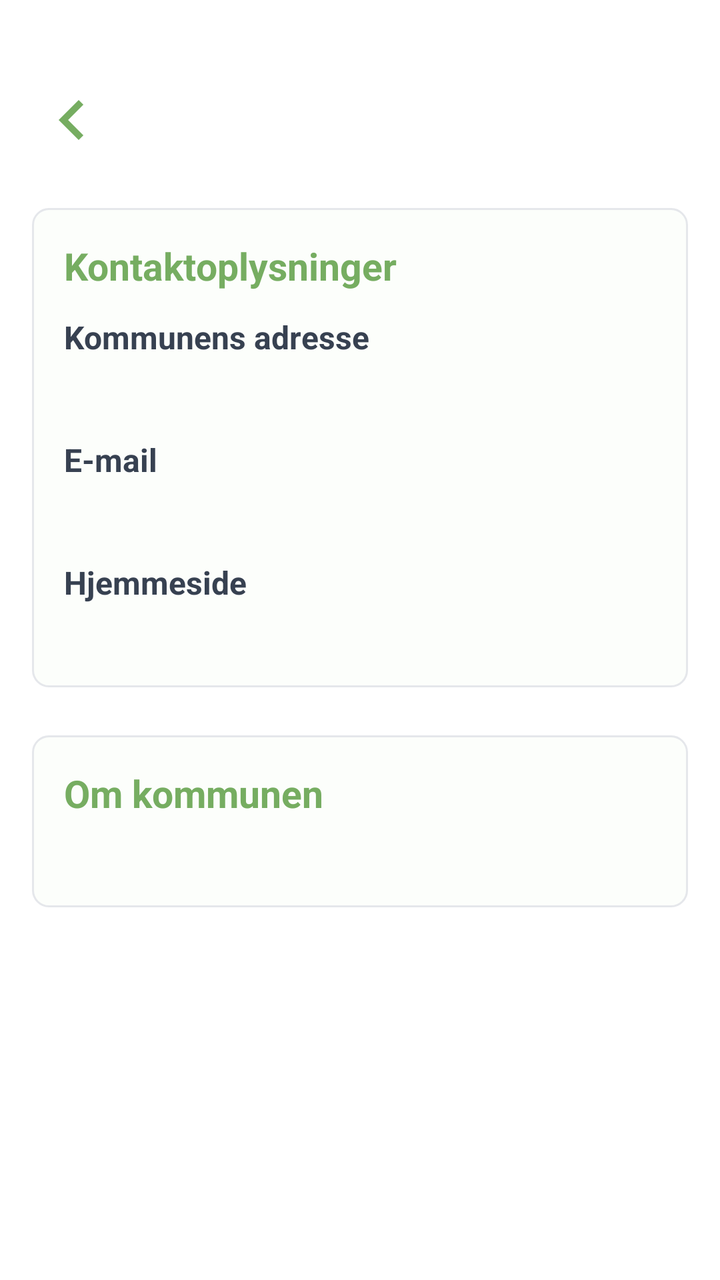
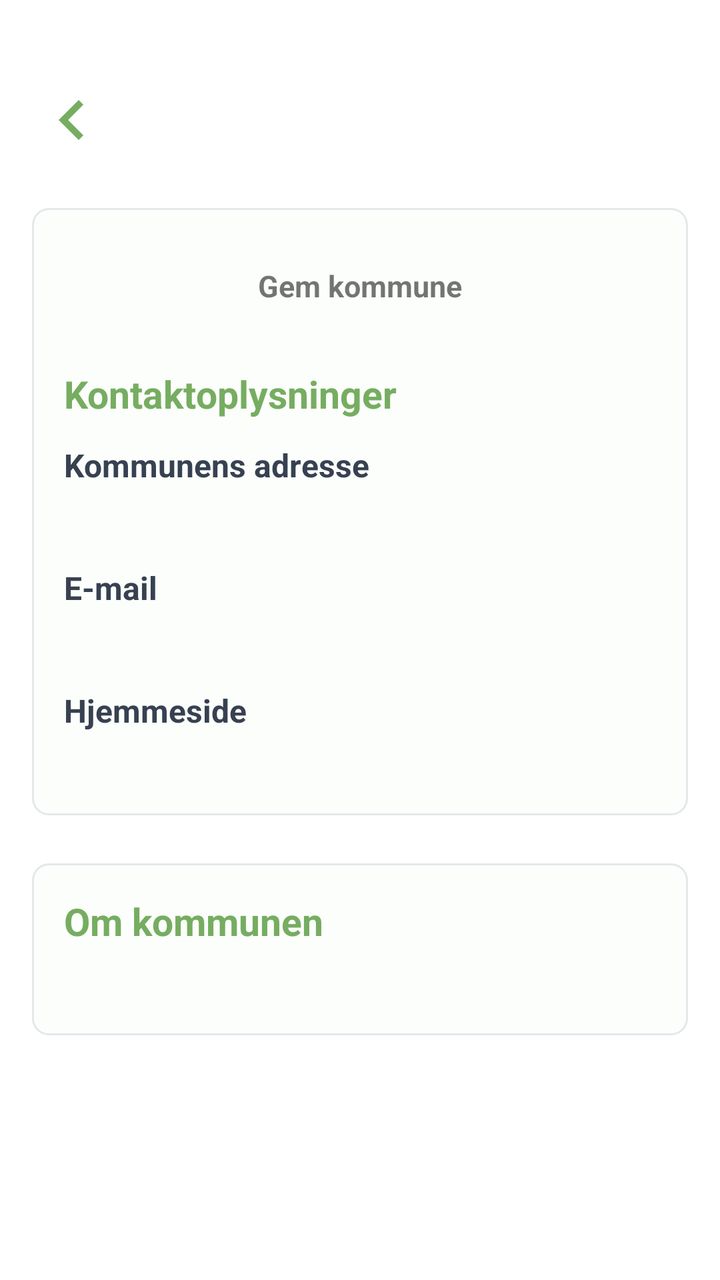

Two renders of the same Android screen: before a commit and after it. Below are the layout's source before the change and the commit's diff.
<!-- AndroidManifest.xml: application theme Theme.MitAffaldV4 -->
<!-- res/layout/fragment_municipality_details.xml -->
<?xml version="1.0" encoding="utf-8"?>
<androidx.core.widget.NestedScrollView xmlns:android="http://schemas.android.com/apk/res/android"
    xmlns:app="http://schemas.android.com/apk/res-auto"
    android:layout_width="match_parent"
    android:layout_height="match_parent"
    android:background="@color/page_background"
    android:paddingStart="16dp"
    android:paddingTop="40dp"
    android:paddingEnd="16dp"
    android:paddingBottom="20dp">

    <androidx.constraintlayout.widget.ConstraintLayout
        android:layout_width="match_parent"
        android:layout_height="wrap_content">

        <ImageButton
            android:id="@+id/municipalityBackButton"
            android:layout_width="wrap_content"
            android:layout_height="wrap_content"
            android:background="?android:attr/selectableItemBackground"
            android:src="@drawable/arrow_left"
            app:layout_constraintStart_toStartOf="parent"
            app:layout_constraintTop_toTopOf="parent"
            app:tint="@color/green_light" />

        <TextView
            android:id="@+id/municipalityDetailName"
            android:layout_width="0dp"
            android:layout_height="0dp"
            android:layout_marginStart="12dp"
            android:gravity="center"
            android:includeFontPadding="false"
            android:textColor="@color/green_light"
            android:textSize="25sp"
            android:textStyle="bold"
            app:layout_constraintBottom_toBottomOf="@id/municipalityBackButton"
            app:layout_constraintEnd_toEndOf="parent"
            app:layout_constraintStart_toEndOf="@id/municipalityBackButton"
            app:layout_constraintTop_toTopOf="@id/municipalityBackButton" />

        <LinearLayout
            android:id="@+id/municipalityInfoCard"
            android:layout_width="0dp"
            android:layout_height="wrap_content"
            android:layout_marginTop="24dp"
            android:background="@drawable/details_info_background"
            android:orientation="vertical"
            android:padding="16dp"
            app:layout_constraintEnd_toEndOf="parent"
            app:layout_constraintStart_toStartOf="parent"
            app:layout_constraintTop_toBottomOf="@id/municipalityDetailName">

            <TextView
                android:id="@+id/municipalityContactTitle"
                android:layout_width="match_parent"
                android:layout_height="wrap_content"
                android:layout_marginBottom="12dp"
                android:text="@string/kontaktoplysninger_overskrift"
                android:textColor="@color/green_light"
                android:textSize="19sp"
                android:textStyle="bold" />

            <TextView
                android:layout_width="match_parent"
                android:layout_height="wrap_content"
                android:text="@string/kommunens_adresse"
                android:textColor="@color/text_color"
                android:textSize="16sp"
                android:textStyle="bold" />

            <TextView
                android:id="@+id/municipalityDetailAddress"
                android:layout_width="match_parent"
                android:layout_height="wrap_content"
                android:layout_marginTop="4dp"
                android:textColor="@color/text_color"
                android:textSize="16sp" />

            <TextView
                android:layout_width="match_parent"
                android:layout_height="wrap_content"
                android:layout_marginTop="14dp"
                android:text="@string/email_label"
                android:textColor="@color/text_color"
                android:textSize="16sp"
                android:textStyle="bold" />

            <TextView
                android:id="@+id/municipalityDetailEmail"
                android:layout_width="match_parent"
                android:layout_height="wrap_content"
                android:layout_marginTop="4dp"
                android:textColor="@color/green_light"
                android:textSize="16sp" />

            <TextView
                android:layout_width="match_parent"
                android:layout_height="wrap_content"
                android:layout_marginTop="14dp"
                android:text="@string/hjemmeside_label"
                android:textColor="@color/text_color"
                android:textSize="16sp"
                android:textStyle="bold" />

            <TextView
                android:id="@+id/municipalityDetailWebsite"
                android:layout_width="match_parent"
                android:layout_height="wrap_content"
                android:layout_marginTop="4dp"
                android:textColor="@color/green_light"
                android:textSize="16sp" />

        </LinearLayout>

        <LinearLayout
            android:id="@+id/municipalityAboutCard"
            android:layout_width="0dp"
            android:layout_height="wrap_content"
            android:layout_marginTop="24dp"
            android:background="@drawable/details_info_background"
            android:orientation="vertical"
            android:padding="16dp"
            app:layout_constraintEnd_toEndOf="parent"
            app:layout_constraintStart_toStartOf="parent"
            app:layout_constraintTop_toBottomOf="@id/municipalityInfoCard">

            <TextView
                android:id="@+id/municipalityAboutTitle"
                android:layout_width="match_parent"
                android:layout_height="wrap_content"
                android:text="@string/om_kommunen"
                android:textColor="@color/green_light"
                android:textSize="19sp"
                android:textStyle="bold" />

            <TextView
                android:id="@+id/municipalityDetailDescription"
                android:layout_width="match_parent"
                android:layout_height="wrap_content"
                android:layout_marginTop="8dp"
                android:lineSpacingExtra="5dp"
                android:textColor="@color/text_color"
                android:textSize="15sp" />

        </LinearLayout>

        <LinearLayout
            android:id="@+id/municipalityExtraInfoContainer"
            android:layout_width="0dp"
            android:layout_height="wrap_content"
            android:layout_marginTop="24dp"
            android:orientation="vertical"
            android:visibility="gone"
            app:layout_constraintEnd_toEndOf="parent"
            app:layout_constraintStart_toStartOf="parent"
            app:layout_constraintTop_toBottomOf="@id/municipalityAboutCard" />

    </androidx.constraintlayout.widget.ConstraintLayout>

</androidx.core.widget.NestedScrollView>
<!-- resources referenced by this layout -->
<resources>
  <color name="green_light">#76AD61</color>
  <color name="page_background">#FFFFFFFF</color>
  <color name="text_color">#374151</color>
  <!-- drawable arrow_left (drawable) -->
  <vector android:autoMirrored="true" android:height="40dp"
      android:tint="#FFFFFF" android:viewportHeight="24"
      android:viewportWidth="24" android:width="40dp" xmlns:android="http://schemas.android.com/apk/res/android">
      <path android:fillColor="@android:color/white" android:pathData="M15.41,16.59L10.83,12l4.58,-4.59L14,6l-6,6 6,6 1.41,-1.41z"/>
  </vector>
  <!-- drawable details_info_background (drawable) -->
  <?xml version="1.0" encoding="utf-8"?>
  <shape xmlns:android="http://schemas.android.com/apk/res/android">
      <solid android:color="@color/green_tint" />
      <stroke
          android:width="1dp"
          android:color="@color/card_border" />
      <corners android:radius="8dp" />
  </shape>
  <string name="email_label">E-mail</string>
  <string name="hjemmeside_label">Hjemmeside</string>
  <string name="kommunens_adresse">Kommunens adresse</string>
  <string name="kontaktoplysninger_overskrift">Kontaktoplysninger</string>
  <string name="om_kommunen">Om kommunen</string>
  <style name="Theme.MitAffaldV4" parent="Theme.MaterialComponents.DayNight.NoActionBar">
          
          <item name="colorPrimary">@color/green_light</item>
          <item name="colorPrimaryVariant">@color/green_dark</item>
          <item name="colorOnPrimary">@color/white</item>
          
          <item name="colorSecondary">@color/teal_200</item>
          <item name="colorSecondaryVariant">@color/teal_700</item>
          <item name="colorOnSecondary">@color/black</item>
          
          <item name="windowActionBar">false</item>
          <item name="windowNoTitle">true</item>
      </style>
  <color name="green_tint">#FCFEFB</color>
  <color name="card_border">#E5E7EB</color>
  <color name="green_dark">#5F984E</color>
  <color name="white">#FFFFFFFF</color>
  <color name="teal_200">#76AD61</color>
  <color name="teal_700">#FF018786</color>
  <color name="black">#000000</color>
</resources>

<!-- the commit's change to res/layout/fragment_municipality_details.xml (unified diff, before → after) -->
@@ -49,6 +49,23 @@
             app:layout_constraintEnd_toEndOf="parent"
             app:layout_constraintStart_toStartOf="parent"
             app:layout_constraintTop_toBottomOf="@id/municipalityDetailName">
+
+            <TextView
+                android:id="@+id/saveMunicipalityButton"
+                android:layout_width="match_parent"
+                android:layout_height="wrap_content"
+                android:layout_marginBottom="18dp"
+                android:clickable="true"
+                android:focusable="true"
+                android:gravity="center"
+                android:minHeight="46dp"
+                android:paddingStart="16dp"
+                android:paddingTop="11dp"
+                android:paddingEnd="16dp"
+                android:paddingBottom="11dp"
+                android:text="@string/gem_kommune"
+                android:textSize="15sp"
+                android:textStyle="bold" />
 
             <TextView
                 android:id="@+id/municipalityContactTitle"
<!-- resource entries referenced after the edit -->
@@ -19,6 +19,7 @@
       <corners android:radius="8dp" />
   </shape>
   <string name="email_label">E-mail</string>
+  <string name="gem_kommune">Gem kommune</string>
   <string name="hjemmeside_label">Hjemmeside</string>
   <string name="kommunens_adresse">Kommunens adresse</string>
   <string name="kontaktoplysninger_overskrift">Kontaktoplysninger</string>
